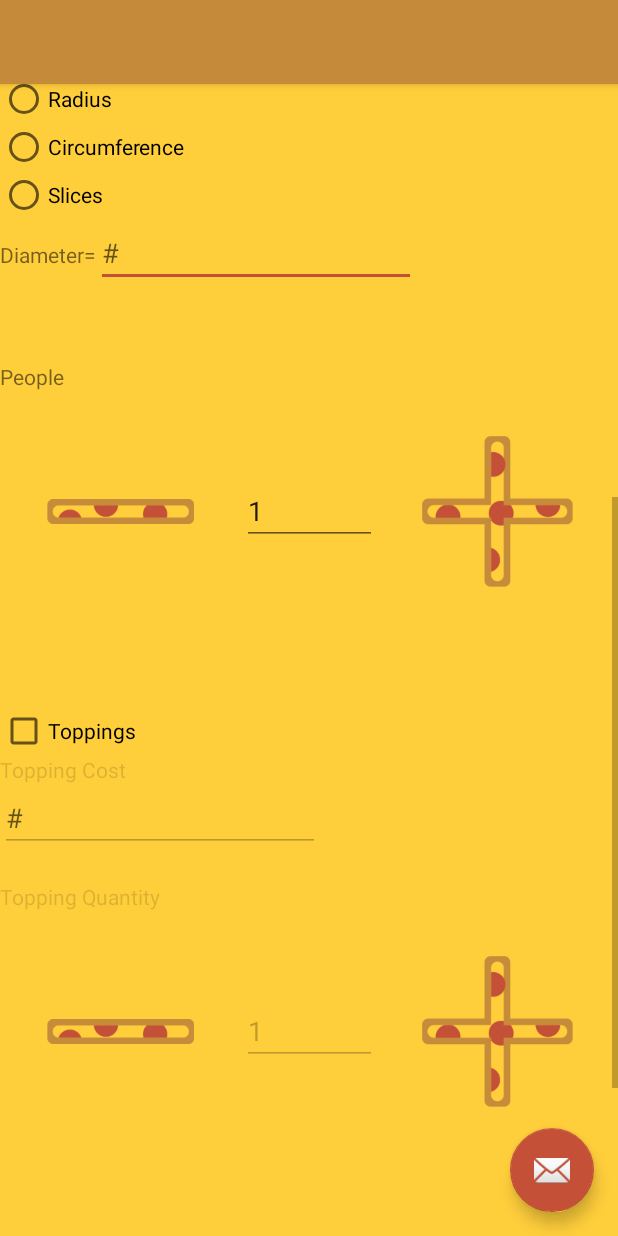
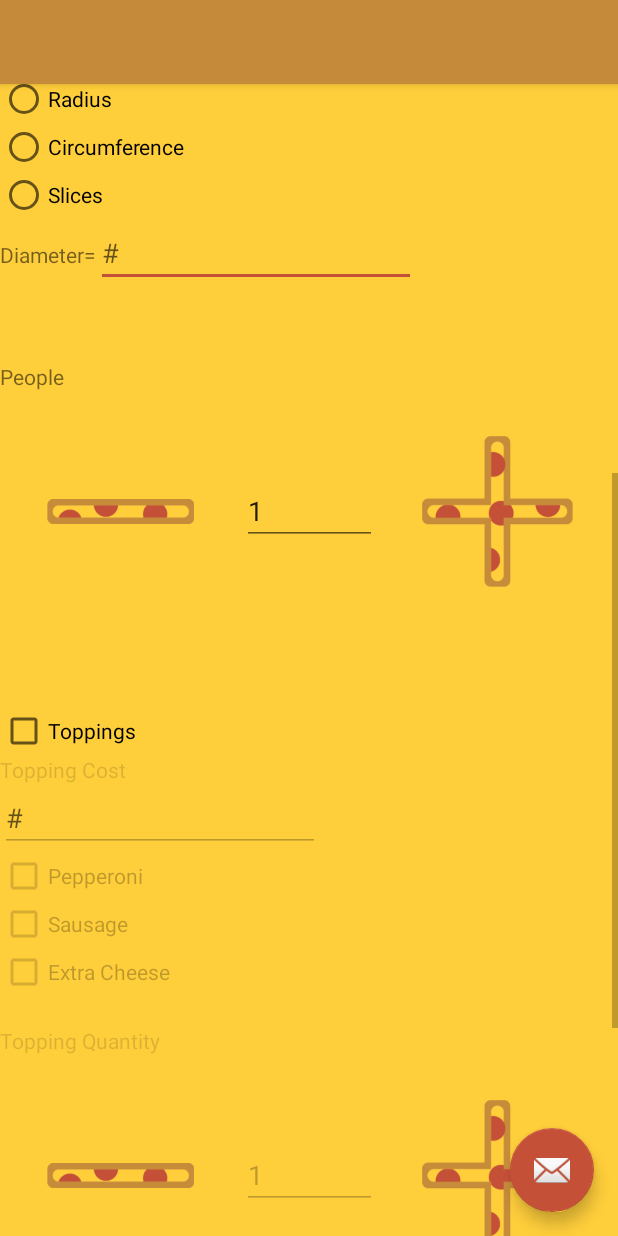
Before and after one commit to AdamWhiteside/PizzaCalculator, an Android app: the calc screen opened directly, with no data from a screen before it, scrolled down 537 dp, on a phone screen of 412 x 824 dp. Run offline under Robolectric (Android 15) with nearby library versions, the phone set to English and light mode, and no system bars.

Commit message:
New Features ----- Added check boxes for pep, sausage, and cheese topping options Added comments in code to indicate sections relevant to additional toppings Added boolean variables to hold the values of check boxes

```diff
--- a/app/src/main/java/com/pizza_pi/calc.java
+++ b/app/src/main/java/com/pizza_pi/calc.java
@@ -20,27 +20,14 @@ import android.widget.Switch;
 import android.widget.TextView;
 import android.widget.Toast;
 
-/**
- * An example full-screen activity that shows and hides the system UI (i.e.
- * status bar and navigation/system bar) with user interaction.
- */
+//When adding additional topping options press f3 to search for "add additional toppings"
+//this phrase is wrapped around areas of code that need to be updated when more toppings are added
+
 public class calc extends AppCompatActivity {
-    /**
-     * Whether or not the system UI should be auto-hidden after
-     * {@link #AUTO_HIDE_DELAY_MILLIS} milliseconds.
-     */
     private static final boolean AUTO_HIDE = true;
-
-    /**
-     * If {@link #AUTO_HIDE} is set, the number of milliseconds to wait after
-     * user interaction before hiding the system UI.
-     */
     private static final int AUTO_HIDE_DELAY_MILLIS = 3000;
 
-    /**
-     * Some older devices needs a small delay between UI widget updates
-     * and a change of the status and navigation bar.
-     */
+
     private static final int UI_ANIMATION_DELAY = 300;
     private final Handler mHideHandler = new Handler();
     private View mContentView;
@@ -126,6 +113,12 @@ public class calc extends AppCompatActivity {
         final RadioButton RA = findViewById(R.id.Unit_R);
         final RadioButton CI = findViewById(R.id.Unit_C);
 
+        //add additional toppings
+        final CheckBox mToppingPep = findViewById(R.id.toppingPep);
+        final CheckBox mToppingSau = findViewById(R.id.toppingSau);
+        final CheckBox mToppingChe = findViewById(R.id.toppingChe);
+        //add additional toppings
+
         final ImageButton buttonPLess = findViewById(R.id.People_Less);
         final ImageButton buttonPMore = findViewById(R.id.People_More);
         final EditText txtP = findViewById(R.id.People_Custom);
@@ -134,6 +127,32 @@ public class calc extends AppCompatActivity {
 
         buttonLess.setEnabled(false);
         buttonMore.setEnabled(false);
+
+
+        //add additional toppings
+        mToppingPep.setOnClickListener(new View.OnClickListener() {
+            @Override
+            public void onClick(View v) {
+                boolean pep = mToppingPep.isChecked();
+            }
+        });
+
+        mToppingSau.setOnClickListener(new View.OnClickListener() {
+            @Override
+            public void onClick(View v) {
+                boolean sau = mToppingSau.isChecked();
+            }
+        });
+
+        mToppingChe.setOnClickListener(new View.OnClickListener() {
+            @Override
+            public void onClick(View v) {
+                boolean che = mToppingChe.isChecked();
+            }
+        });
+        //add additional toppings
+
+
 
         //calc button is clicked, switches to leaderboard page
         mcalcButton.setOnClickListener(new View.OnClickListener() {
@@ -279,6 +298,12 @@ public class calc extends AppCompatActivity {
                 txtCost.setEnabled(switchState);
                 topCst.setEnabled(switchState);
                 topQuant.setEnabled(switchState);
+
+                //add additional toppings
+                mToppingPep.setEnabled(switchState);
+                mToppingSau.setEnabled(switchState);
+                mToppingChe.setEnabled(switchState);
+                //add additional toppings
             }
         });
 /*
--- a/app/src/main/res/layout/content_calc.xml
+++ b/app/src/main/res/layout/content_calc.xml
@@ -317,6 +317,27 @@
                     android:hint="#"
                     android:inputType="numberDecimal" />
 
+                <CheckBox
+                    android:id="@+id/toppingPep"
+                    android:layout_width="match_parent"
+                    android:layout_height="wrap_content"
+                    android:enabled="false"
+                    android:text="Pepperoni" />
+
+                <CheckBox
+                    android:id="@+id/toppingSau"
+                    android:layout_width="match_parent"
+                    android:layout_height="wrap_content"
+                    android:enabled="false"
+                    android:text="Sausage" />
+
+                <CheckBox
+                    android:id="@+id/toppingChe"
+                    android:layout_width="match_parent"
+                    android:layout_height="wrap_content"
+                    android:enabled="false"
+                    android:text="Extra Cheese" />
+
                 <Space
                     android:layout_width="match_parent"
                     android:layout_height="20dp" />
```
